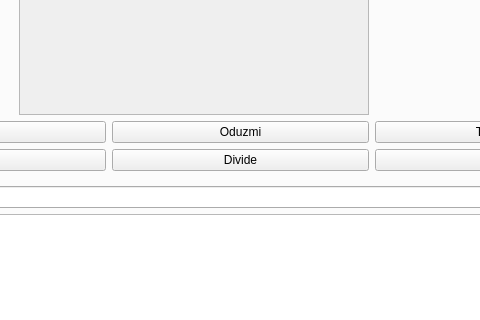
First picture: the form in matfHub/mainwindow.ui, repository milalukic/matfHub, before the edit; both pictures show x 181 to 661 and y 335 to 655 of the 1315 by 845 pixel window.
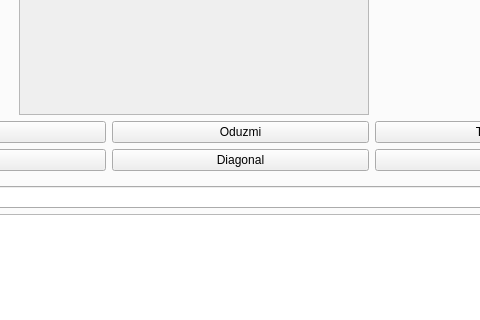
Second picture: the form after the edit. Icons and pictures are not drawn.

What changed in the file:
```diff
--- a/matfHub/mainwindow.ui
+++ b/matfHub/mainwindow.ui
@@ -2142,7 +2142,7 @@
                   <item row="1" column="1">
                    <widget class="QPushButton" name="pbMatrixDivide">
                     <property name="text">
-                     <string>Divide</string>
+                     <string>Diagonal</string>
                     </property>
                    </widget>
                   </item>
```
Left out of the diff: 21 changed lines with no effect on the pictures.
